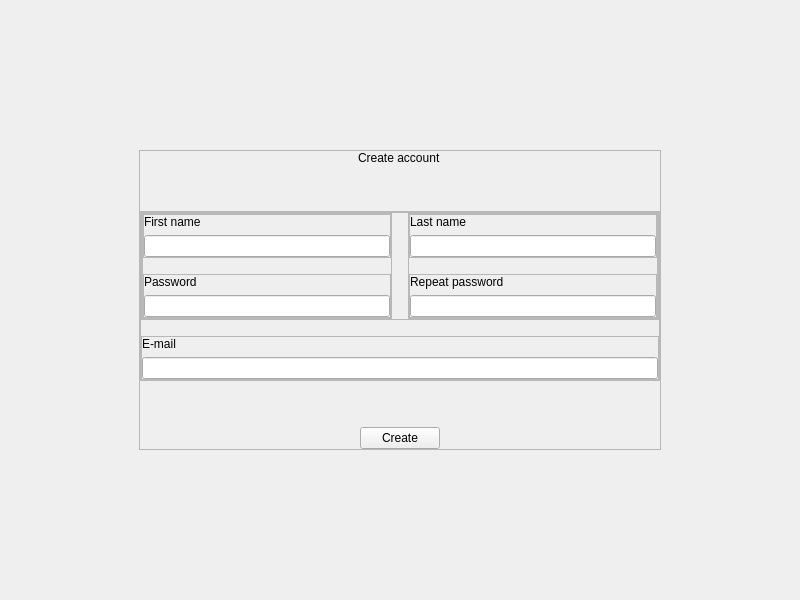
AgustinCartaya/SkinApplication, file skin application/skinApplication/src/views/ui/ui_create_account.ui: the form before one commit.
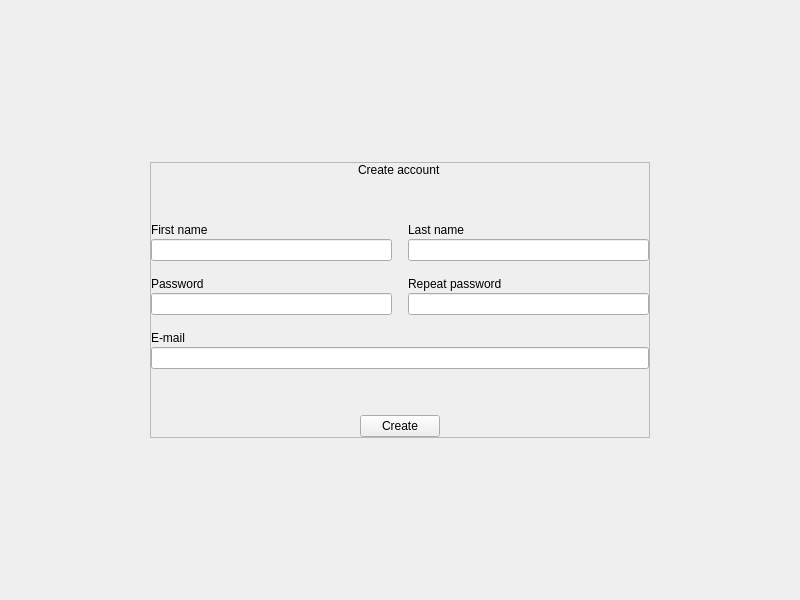
The form after the commit. Custom widgets are drawn as their Qt base class.

Commit message: layout scroll area problem fixed

What changed in the file:
```diff
--- a/skin application/skinApplication/src/views/ui/ui_create_account.ui
+++ b/skin application/skinApplication/src/views/ui/ui_create_account.ui
@@ -34,6 +34,12 @@
    </property>
    <item alignment="Qt::AlignHCenter|Qt::AlignVCenter">
     <widget class="QFrame" name="c_center">
+     <property name="minimumSize">
+      <size>
+       <width>500</width>
+       <height>0</height>
+      </size>
+     </property>
      <property name="frameShape">
       <enum>QFrame::StyledPanel</enum>
      </property>
@@ -74,38 +80,15 @@
        </spacer>
       </item>
       <item>
-       <widget class="QFrame" name="c_inputs">
-        <property name="frameShape">
-         <enum>QFrame::StyledPanel</enum>
-        </property>
-        <property name="frameShadow">
-         <enum>QFrame::Raised</enum>
-        </property>
-        <layout class="QVBoxLayout" name="verticalLayout_5">
+       <layout class="QVBoxLayout" name="ly_inputs">
          <property name="spacing">
           <number>16</number>
          </property>
-         <property name="leftMargin">
-          <number>0</number>
-         </property>
          <property name="topMargin">
           <number>0</number>
          </property>
-         <property name="rightMargin">
-          <number>0</number>
-         </property>
-         <property name="bottomMargin">
-          <number>0</number>
-         </property>
          <item>
-          <widget class="QFrame" name="frame_2">
-           <property name="frameShape">
-            <enum>QFrame::StyledPanel</enum>
-           </property>
-           <property name="frameShadow">
-            <enum>QFrame::Raised</enum>
-           </property>
-           <layout class="QHBoxLayout" name="horizontalLayout">
+         <layout class="QHBoxLayout" name="ly_up">
             <property name="spacing">
              <number>16</number>
             </property>
@@ -115,69 +98,22 @@
             <property name="topMargin">
              <number>0</number>
             </property>
-            <property name="rightMargin">
-             <number>0</number>
-            </property>
-            <property name="bottomMargin">
-             <number>0</number>
-            </property>
             <item>
-             <widget class="QFrame" name="left_side_container">
-              <property name="minimumSize">
-               <size>
-                <width>250</width>
-                <height>0</height>
-               </size>
-              </property>
-              <property name="maximumSize">
-               <size>
-                <width>250</width>
-                <height>300</height>
-               </size>
-              </property>
-              <property name="frameShape">
-               <enum>QFrame::StyledPanel</enum>
-              </property>
-              <property name="frameShadow">
-               <enum>QFrame::Raised</enum>
-              </property>
-              <layout class="QVBoxLayout" name="verticalLayout_3">
+           <layout class="QVBoxLayout" name="ly_left">
                <property name="spacing">
                 <number>16</number>
                </property>
-               <property name="leftMargin">
-                <number>0</number>
-               </property>
                <property name="topMargin">
                 <number>0</number>
                </property>
-               <property name="rightMargin">
-                <number>0</number>
-               </property>
-               <property name="bottomMargin">
-                <number>0</number>
-               </property>
                <item>
-                <widget class="QFrame" name="c_first_name">
-                 <property name="frameShape">
-                  <enum>QFrame::StyledPanel</enum>
-                 </property>
-                 <property name="frameShadow">
-                  <enum>QFrame::Raised</enum>
-                 </property>
-                 <layout class="QVBoxLayout" name="verticalLayout_8">
-                  <property name="leftMargin">
-                   <number>0</number>
-                  </property>
+             <layout class="QVBoxLayout" name="ly_first_name">
+              <property name="spacing">
+               <number>2</number>
+              </property>
                   <property name="topMargin">
                    <number>0</number>
                   </property>
-                  <property name="rightMargin">
-                   <number>0</number>
-                  </property>
-                  <property name="bottomMargin">
-                   <number>0</number>
-                  </property>
                   <item>
                    <widget class="QLabel" name="lb_first_name">
                     <property name="text">
@@ -189,29 +125,15 @@
                    <widget class="LineEdit" name="i_first_name"/>
                   </item>
                  </layout>
-                </widget>
                </item>
                <item>
-                <widget class="QFrame" name="c_password">
-                 <property name="frameShape">
-                  <enum>QFrame::StyledPanel</enum>
-                 </property>
-                 <property name="frameShadow">
-                  <enum>QFrame::Raised</enum>
-                 </property>
-                 <layout class="QVBoxLayout" name="verticalLayout_7">
-                  <property name="leftMargin">
-                   <number>0</number>
+             <layout class="QVBoxLayout" name="ly_password">
+              <property name="spacing">
+               <number>2</number>
                   </property>
                   <property name="topMargin">
                    <number>0</number>
                   </property>
-                  <property name="rightMargin">
-                   <number>0</number>
-                  </property>
-                  <property name="bottomMargin">
-                   <number>0</number>
-                  </property>
                   <item>
                    <widget class="QLabel" name="lb_password">
                     <property name="text">
@@ -223,68 +145,25 @@
                    <widget class="LineEdit" name="i_password"/>
                   </item>
                  </layout>
-                </widget>
-               </item>
-              </layout>
-             </widget>
+            </item>
+           </layout>
             </item>
             <item>
-             <widget class="QFrame" name="right_side_container">
-              <property name="minimumSize">
-               <size>
-                <width>250</width>
-                <height>0</height>
-               </size>
-              </property>
-              <property name="maximumSize">
-               <size>
-                <width>250</width>
-                <height>300</height>
-               </size>
-              </property>
-              <property name="frameShape">
-               <enum>QFrame::StyledPanel</enum>
-              </property>
-              <property name="frameShadow">
-               <enum>QFrame::Raised</enum>
-              </property>
-              <layout class="QVBoxLayout" name="verticalLayout_6">
+           <layout class="QVBoxLayout" name="ly_right">
                <property name="spacing">
                 <number>16</number>
                </property>
-               <property name="leftMargin">
-                <number>0</number>
-               </property>
                <property name="topMargin">
                 <number>0</number>
                </property>
-               <property name="rightMargin">
-                <number>0</number>
-               </property>
-               <property name="bottomMargin">
-                <number>0</number>
-               </property>
                <item>
-                <widget class="QFrame" name="c_last_name">
-                 <property name="frameShape">
-                  <enum>QFrame::StyledPanel</enum>
-                 </property>
-                 <property name="frameShadow">
-                  <enum>QFrame::Raised</enum>
-                 </property>
-                 <layout class="QVBoxLayout" name="verticalLayout_9">
-                  <property name="leftMargin">
-                   <number>0</number>
+             <layout class="QVBoxLayout" name="ly_last_name">
+              <property name="spacing">
+               <number>2</number>
                   </property>
                   <property name="topMargin">
                    <number>0</number>
                   </property>
-                  <property name="rightMargin">
-                   <number>0</number>
-                  </property>
-                  <property name="bottomMargin">
-                   <number>0</number>
-                  </property>
                   <item>
                    <widget class="QLabel" name="lb_last_name">
                     <property name="text">
@@ -296,29 +175,15 @@
                    <widget class="LineEdit" name="i_last_name"/>
                   </item>
                  </layout>
-                </widget>
                </item>
                <item>
-                <widget class="QFrame" name="c_repeat_password">
-                 <property name="frameShape">
-                  <enum>QFrame::StyledPanel</enum>
-                 </property>
-                 <property name="frameShadow">
-                  <enum>QFrame::Raised</enum>
-                 </property>
-                 <layout class="QVBoxLayout" name="verticalLayout_10">
-                  <property name="leftMargin">
-                   <number>0</number>
+             <layout class="QVBoxLayout" name="ly_repeat_password">
+              <property name="spacing">
+               <number>2</number>
                   </property>
                   <property name="topMargin">
                    <number>0</number>
                   </property>
-                  <property name="rightMargin">
-                   <number>0</number>
-                  </property>
-                  <property name="bottomMargin">
-                   <number>0</number>
-                  </property>
                   <item>
                    <widget class="QLabel" name="lb_repeat_password">
                     <property name="text">
@@ -330,35 +195,22 @@
                    <widget class="LineEdit" name="i_repeat_password"/>
                   </item>
                  </layout>
-                </widget>
-               </item>
-              </layout>
-             </widget>
-            </item>
-           </layout>
-          </widget>
+            </item>
+           </layout>
+          </item>
+         </layout>
          </item>
          <item>
-          <widget class="QFrame" name="c_email">
-           <property name="frameShape">
-            <enum>QFrame::StyledPanel</enum>
-           </property>
-           <property name="frameShadow">
-            <enum>QFrame::Raised</enum>
-           </property>
-           <layout class="QVBoxLayout" name="verticalLayout_4">
+         <layout class="QVBoxLayout" name="ly_email">
+          <property name="spacing">
+           <number>2</number>
+          </property>
             <property name="leftMargin">
              <number>0</number>
             </property>
             <property name="topMargin">
              <number>0</number>
             </property>
-            <property name="rightMargin">
-             <number>0</number>
-            </property>
-            <property name="bottomMargin">
-             <number>0</number>
-            </property>
             <item>
              <widget class="QLabel" name="lb_email">
               <property name="text">
@@ -370,10 +222,8 @@
              <widget class="LineEdit" name="i_email"/>
             </item>
            </layout>
-          </widget>
-         </item>
-        </layout>
-       </widget>
+        </item>
+       </layout>
       </item>
       <item>
        <spacer name="verticalSpacer">
@@ -401,6 +251,11 @@
   </layout>
  </widget>
  <customwidgets>
+  <customwidget>
+   <class>Label</class>
+   <extends>QLabel</extends>
+   <header>.promoted.label</header>
+  </customwidget>
   <customwidget>
    <class>Button</class>
    <extends>QPushButton</extends>
@@ -411,11 +266,6 @@
    <extends>QLineEdit</extends>
    <header>.promoted.line_edit</header>
   </customwidget>
-  <customwidget>
-   <class>Label</class>
-   <extends>QLabel</extends>
-   <header>.promoted.label</header>
-  </customwidget>
  </customwidgets>
  <resources/>
  <connections/>
```
Lines whose indentation alone changed are shown as unchanged. The commit also changes 44 other files.
